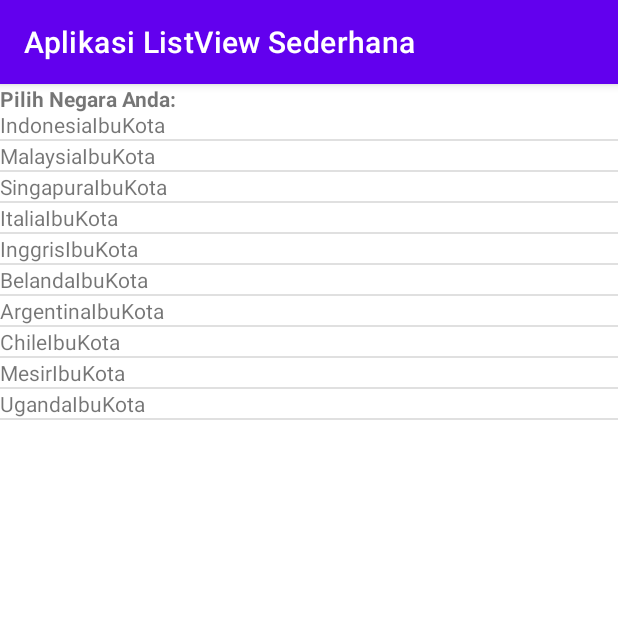
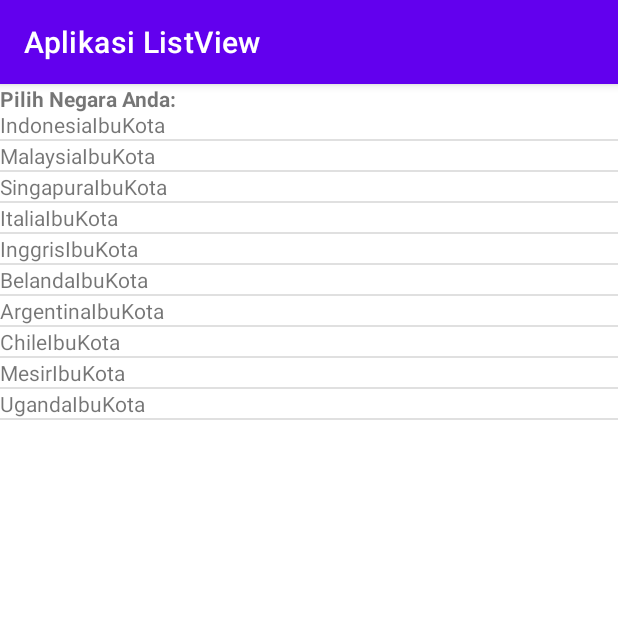
Before and after one commit to RidloSuhardi-1/dts-mobile-chapter-7, an Android app: the screen it shows after launch (MainActivity), after a tap on "Indonesia", on a phone screen of 412 x 824 dp, the top half of it. Run offline under Robolectric (Android 15) with nearby library versions, the phone set to English and light mode, and no system bars.

```diff
--- a/app/src/main/java/com/example/androidlistview/MainActivity.java
+++ b/app/src/main/java/com/example/androidlistview/MainActivity.java
@@ -11,6 +11,8 @@ import android.widget.ListView;
 import android.widget.TextView;
 import android.widget.Toast;
 
+import org.json.JSONArray;
+
 import java.util.ArrayList;
 import java.util.List;
 
@@ -18,23 +20,30 @@ public class MainActivity extends AppCompatActivity {
 
     private ListView lvItem;
     private String[] namaNegara = new String[] { "Indonesia", "Malaysia", "Singapura", "Italia", "Inggris", "Belanda", "Argentina", "Chile", "Mesir", "Uganda" };
+    private String[] namaIbuKota = new String[] { "Jakarta", "Kuala Lumpur", "Singapura", "Roma", "London", "Amsterdam", "Buenos Aires", "Santiago", "Cairo", "Kampala" };
 
     @Override
     protected void onCreate(Bundle savedInstanceState) {
         super.onCreate(savedInstanceState);
         setContentView(R.layout.activity_main);
 
-        getSupportActionBar().setTitle("Aplikasi ListView Sederhana");
+        getSupportActionBar().setTitle("Aplikasi ListView");
+
+        ArrayList<Negara> listNegara = new ArrayList<Negara>();
+
+        for (int i = 0; i < namaNegara.length; i++) {
+            Negara n = new Negara(namaNegara[i], namaIbuKota[i]);
+            listNegara.add(n);
+        }
 
         lvItem = (ListView)findViewById(R.id.list_view);
-
         ArrayAdapter<String> adapter = new ArrayAdapter<String>(MainActivity.this, R.layout.view_item_negara, R.id.txtNegara, namaNegara);
 
         lvItem.setAdapter(adapter);
         lvItem.setOnItemClickListener(new AdapterView.OnItemClickListener() {
             @Override
             public void onItemClick(AdapterView<?> parent, View view, int position, long id) {
-                Toast.makeText(MainActivity.this, "Negara yang dipilih : " + namaNegara[position], Toast.LENGTH_LONG).show();
+                Toast.makeText(MainActivity.this, "Negara yang dipilih : " + listNegara.get(position).getNegara() + ", " + listNegara.get(position).getIbuKota(), Toast.LENGTH_LONG).show();
             }
         });
     }
--- a/app/src/main/java/com/example/androidlistview/Negara.java
+++ b/app/src/main/java/com/example/androidlistview/Negara.java
@@ -1,12 +1,20 @@
 package com.example.androidlistview;
 
 public class Negara {
-    private String negara;
-    private String ibuKota;
+    public String negara;
+    public String ibuKota;
 
     public Negara(String negara, String ibuKota) {
         this.negara = negara;
         this.ibuKota = ibuKota;
     }
 
+    public String getNegara() {
+        return negara;
+    }
+
+    public String getIbuKota() {
+        return ibuKota;
+    }
+
 }
```
